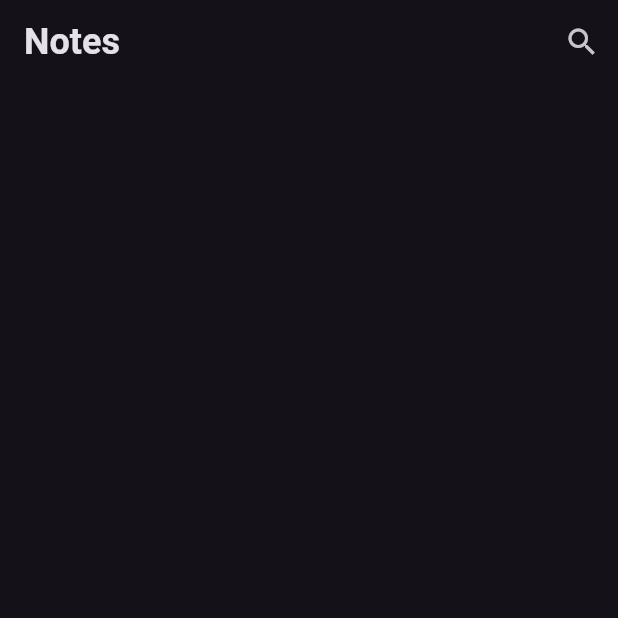
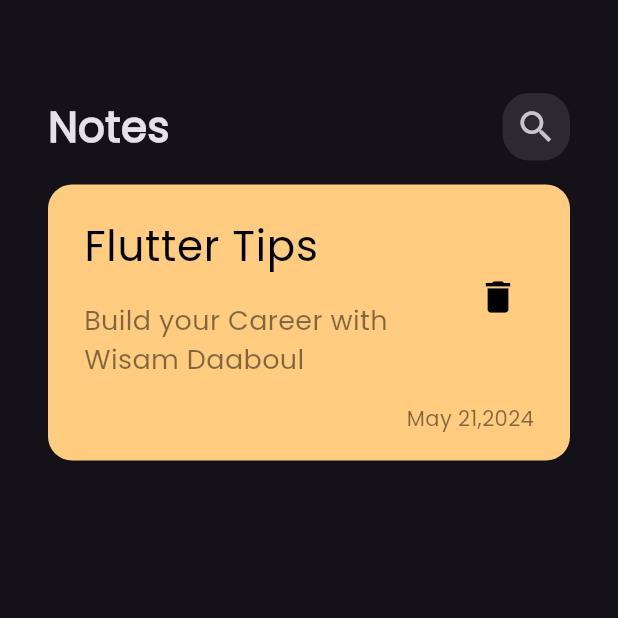
Before and after one commit to wisam4tech/notes_app, a Flutter app: the screen it shows after launch, on a phone screen of 412 x 824 dp, the top half of it. Run offline on Flutter 3.47's test engine with Material 3 defaults, Android fonts, the phone set to English and light mode, and no system bars.

Commit message:
Create custon note item

```diff
--- a/lib/main.dart
+++ b/lib/main.dart
@@ -11,7 +11,10 @@ class NotesApp extends StatelessWidget {
   @override
   Widget build(BuildContext context) {
     return MaterialApp(
-      theme: ThemeData.dark(),
+      theme: ThemeData(
+        brightness: Brightness.dark,
+        fontFamily: 'Poppins',
+      ),
       debugShowCheckedModeBanner: false,
       routes: {
         NotesView.id: (context) => NotesView(),
--- a/lib/views/notes_view.dart
+++ b/lib/views/notes_view.dart
@@ -1,4 +1,5 @@
 import 'package:flutter/material.dart';
+import 'package:notes_app/widgets/notes_view_body_widget.dart';
 
 class NotesView extends StatelessWidget {
   const NotesView({super.key});
@@ -8,24 +9,7 @@ class NotesView extends StatelessWidget {
   @override
   Widget build(BuildContext context) {
     return Scaffold(
-      appBar: AppBar(
-        title: Text(
-          'Notes',
-          style: TextStyle(
-            fontSize: 24,
-            fontWeight: FontWeight.bold,
-          ),
-        ),
-        actions: [
-          IconButton(
-            onPressed: () {},
-            icon: Icon(
-              Icons.search,
-              size: 24,
-            ),
-          ),
-        ],
-      ),
+      body: NotesViewBodyWidget(),
     );
   }
 }
--- /dev/null
+++ b/lib/widgets/custom_app_bar_widget.dart
@@ -0,0 +1,26 @@
+import 'package:flutter/material.dart';
+import 'package:notes_app/widgets/custom_icon_widget.dart';
+
+class CustomAppBarWidget extends StatelessWidget {
+  const CustomAppBarWidget({super.key});
+
+  @override
+  Widget build(BuildContext context) {
+    return Padding(
+      padding: const EdgeInsets.all(8.0),
+      child: Row(
+        mainAxisAlignment: MainAxisAlignment.spaceBetween,
+        children: [
+          Text(
+            'Notes',
+            style: TextStyle(
+              fontSize: 28,
+              fontWeight: FontWeight.bold,
+            ),
+          ),
+          CustomIconWidget(),
+        ],
+      ),
+    );
+  }
+}
--- /dev/null
+++ b/lib/widgets/custom_icon_widget.dart
@@ -0,0 +1,26 @@
+import 'package:flutter/material.dart';
+
+class CustomIconWidget extends StatelessWidget {
+  const CustomIconWidget({super.key});
+
+  @override
+  Widget build(BuildContext context) {
+    return Container(
+      child: Center(
+        child: IconButton(
+          onPressed: () {},
+          icon: Icon(
+            Icons.search,
+            size: 28,
+          ),
+        ),
+      ),
+      height: 45,
+      width: 45,
+      decoration: BoxDecoration(
+        color: Colors.white.withOpacity(0.1),
+        borderRadius: BorderRadius.circular(18),
+      ),
+    );
+  }
+}
--- /dev/null
+++ b/lib/widgets/note_item.dart
@@ -0,0 +1,63 @@
+import 'package:flutter/material.dart';
+
+class NoteItem extends StatelessWidget {
+  const NoteItem({super.key});
+
+  @override
+  Widget build(BuildContext context) {
+    return Padding(
+      padding: const EdgeInsets.all(8.0),
+      child: Container(
+        padding: EdgeInsets.only(
+          top: 4,
+          bottom: 18,
+        ),
+        decoration: BoxDecoration(
+          color: Colors.orange[200],
+          borderRadius: BorderRadius.circular(16),
+        ),
+        child: Column(
+          crossAxisAlignment: CrossAxisAlignment.end,
+          children: [
+            ListTile(
+              title: Padding(
+                padding: const EdgeInsets.all(8.0),
+                child: Text(
+                  'Flutter Tips',
+                  style: TextStyle(fontSize: 28, color: Colors.black),
+                ),
+              ),
+              subtitle: Padding(
+                padding: const EdgeInsets.all(8.0),
+                child: Text(
+                  'Build your Career with Wisam Daaboul',
+                  style: TextStyle(
+                    color: Colors.black.withOpacity(0.5),
+                    fontSize: 18,
+                  ),
+                ),
+              ),
+              trailing: IconButton(
+                onPressed: () {},
+                icon: Icon(
+                  Icons.delete,
+                  color: Colors.black,
+                  size: 28,
+                ),
+              ),
+            ),
+            Padding(
+              padding: const EdgeInsets.only(right: 24),
+              child: Text(
+                'May 21,2024',
+                style: TextStyle(
+                  color: Colors.black.withOpacity(0.5),
+                ),
+              ),
+            ),
+          ],
+        ),
+      ),
+    );
+  }
+}
--- /dev/null
+++ b/lib/widgets/notes_view_body_widget.dart
@@ -0,0 +1,23 @@
+import 'package:flutter/material.dart';
+import 'package:notes_app/widgets/custom_app_bar_widget.dart';
+import 'package:notes_app/widgets/note_item.dart';
+
+class NotesViewBodyWidget extends StatelessWidget {
+  const NotesViewBodyWidget({super.key});
+
+  @override
+  Widget build(BuildContext context) {
+    return Padding(
+      padding: const EdgeInsets.all(24.0),
+      child: Column(
+        children: [
+          SizedBox(
+            height: 30,
+          ),
+          CustomAppBarWidget(),
+          NoteItem(),
+        ],
+      ),
+    );
+  }
+}
```
Also changed, not shown: pubspec.yaml (+4 -4 lines), assets/fonts/Poppins-Regular.ttf (added).
